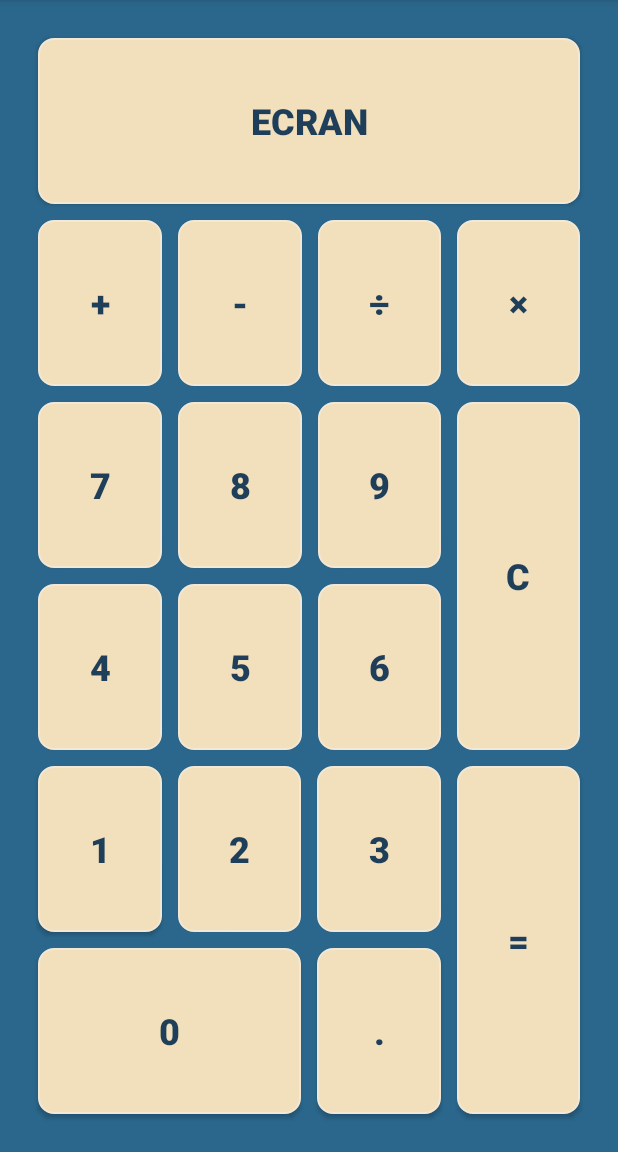
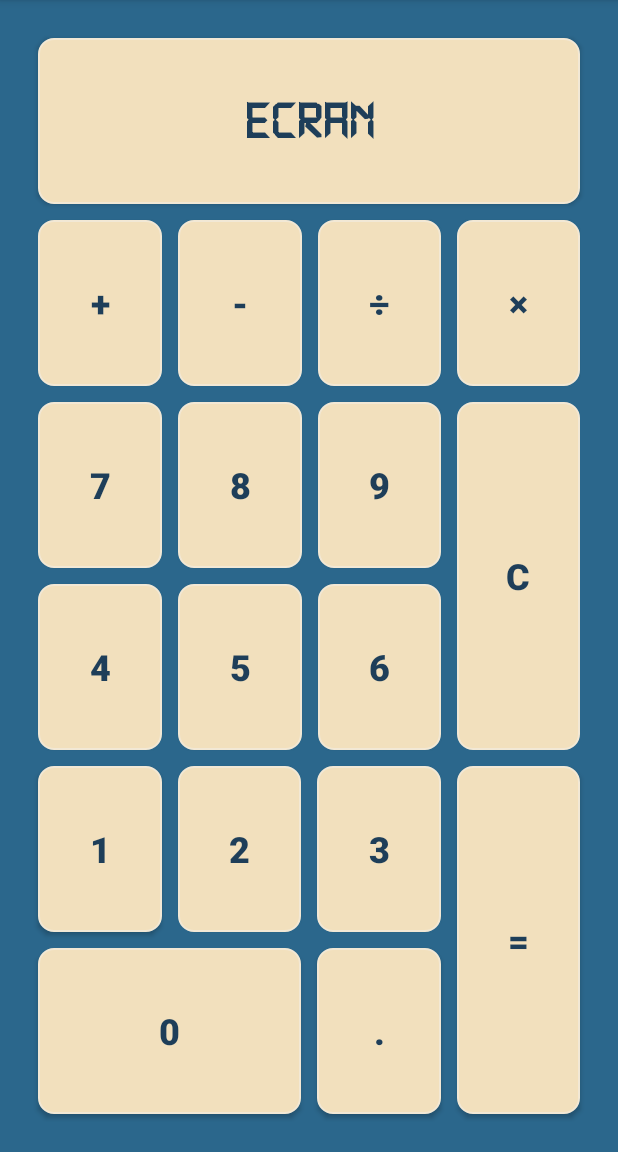
Before and after one commit to lexpierini/Calculatrice_Andriod, an Android app: the screen it shows after launch (CalculatriceActivity), on a phone screen of 412 x 824 dp, the part 84-1236 px from its top. Run offline under Robolectric (Android 15) with nearby library versions, the phone set to English and light mode, and no system bars.

Commit message:
Implémentation d'une police de style LCD pour l'écran.

```diff
--- a/app/src/main/res/layout/activity_calculatrice.xml
+++ b/app/src/main/res/layout/activity_calculatrice.xml
@@ -30,9 +30,10 @@
                 android:layout_height="match_parent"
                 android:layout_margin="5dip"
                 android:background="@drawable/button_calculatrice"
-                android:text="@string/ecran"
+                android:fontFamily="@font/display_liquide"
+                android:text="ECRAN"
                 android:textColor="@color/GreatWave1"
-                android:textSize="24sp"
+                android:textSize="36sp"
                 android:textStyle="bold" />
         </LinearLayout>
 
--- a/app/src/main/res/values/strings.xml
+++ b/app/src/main/res/values/strings.xml
@@ -6,22 +6,21 @@
     <string name="Cours">Cours: Programmation native mobile Android</string>
     <string name="TP_Professor">TP3 – Remis à Pascal Guy</string>
     <string name="Remis">Date de remise: 2020-05-04</string>
-    <string name="SymbolePlus">+</string>
-    <string name="SymboleSoustraction">-</string>
-    <string name="SymboleDivision">÷</string>
-    <string name="SymboleMultiplication">×</string>
-    <string name="Chiffre_7">7</string>
-    <string name="Chiffre_4">4</string>
-    <string name="Chiffre_8">8</string>
-    <string name="Chiffre_5">5</string>
-    <string name="Chiffre_9">9</string>
-    <string name="Chiffre_6">6</string>
-    <string name="SymboleEffacer">C</string>
-    <string name="Chiffre_1">1</string>
-    <string name="Chiffre_2">2</string>
-    <string name="Chiffre_3">3</string>
-    <string name="ChiffreZero">0</string>
-    <string name="SymbolePoint">.</string>
-    <string name="SymboleEgal">=</string>
-    <string name="ecran">ecran</string>
+    <string name="SymbolePlus" translatable="false">+</string>
+    <string name="SymboleSoustraction" translatable="false">-</string>
+    <string name="SymboleDivision" translatable="false">÷</string>
+    <string name="SymboleMultiplication" translatable="false">×</string>
+    <string name="Chiffre_7" translatable="false">7</string>
+    <string name="Chiffre_4" translatable="false">4</string>
+    <string name="Chiffre_8" translatable="false">8</string>
+    <string name="Chiffre_5" translatable="false">5</string>
+    <string name="Chiffre_9" translatable="false">9</string>
+    <string name="Chiffre_6" translatable="false">6</string>
+    <string name="SymboleEffacer" translatable="false">C</string>
+    <string name="Chiffre_1" translatable="false">1</string>
+    <string name="Chiffre_2" translatable="false">2</string>
+    <string name="Chiffre_3" translatable="false">3</string>
+    <string name="ChiffreZero" translatable="false">0</string>
+    <string name="SymbolePoint" translatable="false">.</string>
+    <string name="SymboleEgal" translatable="false">=</string>
 </resources>
```
Also changed, not shown: app/src/main/res/font/display_liquide.ttf (added), 1 other file.
